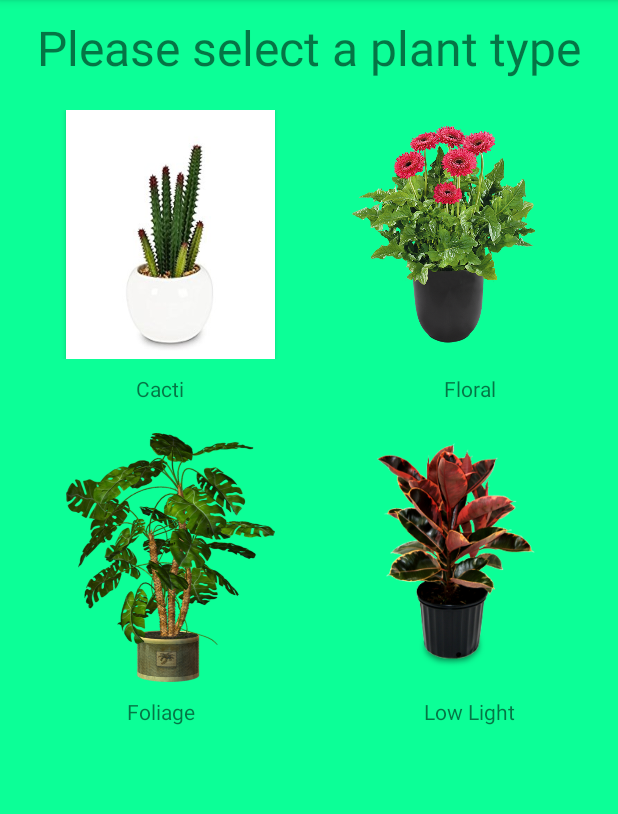
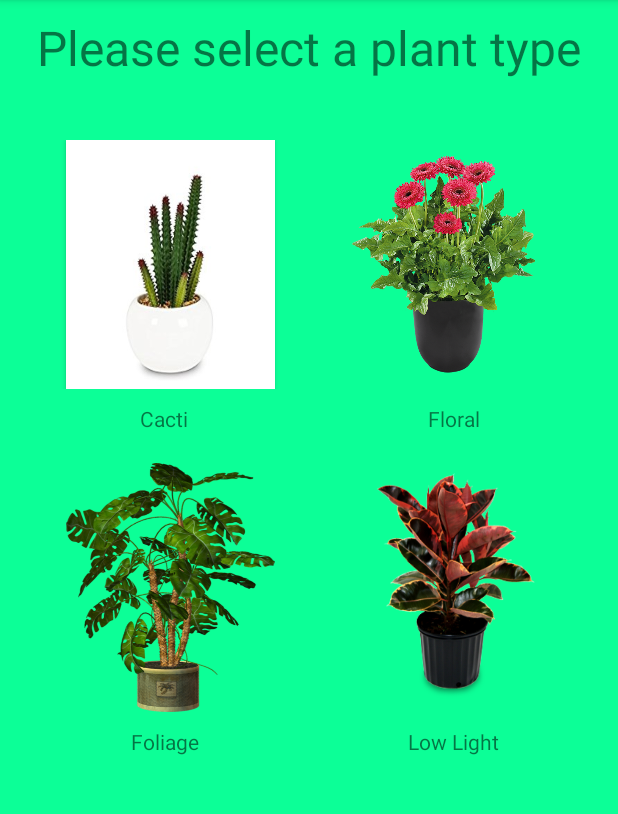
Before and after one commit to oscarmeanwell/MrP, an Android app: the SelectPlant screen opened directly, with no data from a screen before it, on a phone screen of 412 x 824 dp, the part 84-898 px from its top. Run offline under Robolectric (Android 15) with nearby library versions, the phone set to English and light mode, and no system bars.

```diff
--- a/app/src/main/res/layout/activity_select_plant.xml
+++ b/app/src/main/res/layout/activity_select_plant.xml
@@ -21,7 +21,7 @@
         android:layout_height="wrap_content"
         android:orientation="horizontal"
         android:gravity="center_vertical"
-        android:paddingTop="20dp"
+        android:paddingTop="40dp"
 
         >
         <Space
@@ -62,21 +62,30 @@
         android:gravity="center_vertical"
         android:paddingTop="10dp"
         >
-
+        <Space
+            android:layout_width="wrap_content"
+            android:layout_height="match_parent"
+            android:layout_weight="1" />
         <TextView
         android:layout_width="165dp"
             android:gravity="center"
         android:layout_height="wrap_content"
         android:text="Cacti"
-            android:layout_weight="1.52"/>
-
+            />
+        <Space
+            android:layout_width="wrap_content"
+            android:layout_height="match_parent"
+            android:layout_weight="1" />
         <TextView
             android:layout_width="165dp"
             android:layout_height="wrap_content"
             android:text="Floral"
             android:gravity="center"
-            android:layout_weight="1"/>
-
+            />
+        <Space
+            android:layout_width="wrap_content"
+            android:layout_height="match_parent"
+            android:layout_weight="1" />
 
 
     </LinearLayout>
@@ -95,7 +104,7 @@
             android:layout_width="139dp"
             android:layout_height="166dp"
             android:background="@drawable/potplantcliparttransparent18"
-            android:layout_alignRight="@id/lowlight"
+
             />
         <Space
             android:layout_width="wrap_content"
@@ -119,22 +128,31 @@
         android:gravity="center_vertical"
         android:paddingTop="10dp"
         >
-
+        <Space
+            android:layout_width="wrap_content"
+            android:layout_height="match_parent"
+            android:layout_weight="1" />
         <TextView
             android:layout_width="165dp"
             android:gravity="center"
             android:layout_height="wrap_content"
             android:text="Foliage"
-            android:layout_weight="1.52"/>
-
+            />
+        <Space
+            android:layout_width="wrap_content"
+            android:layout_height="match_parent"
+            android:layout_weight="1" />
         <TextView
             android:layout_width="165dp"
             android:layout_height="wrap_content"
             android:text="Low Light"
             android:gravity="center"
-            android:layout_weight="1"/>
+            />
 
-
+        <Space
+            android:layout_width="wrap_content"
+            android:layout_height="match_parent"
+            android:layout_weight="1" />
 
     </LinearLayout>
 
```
